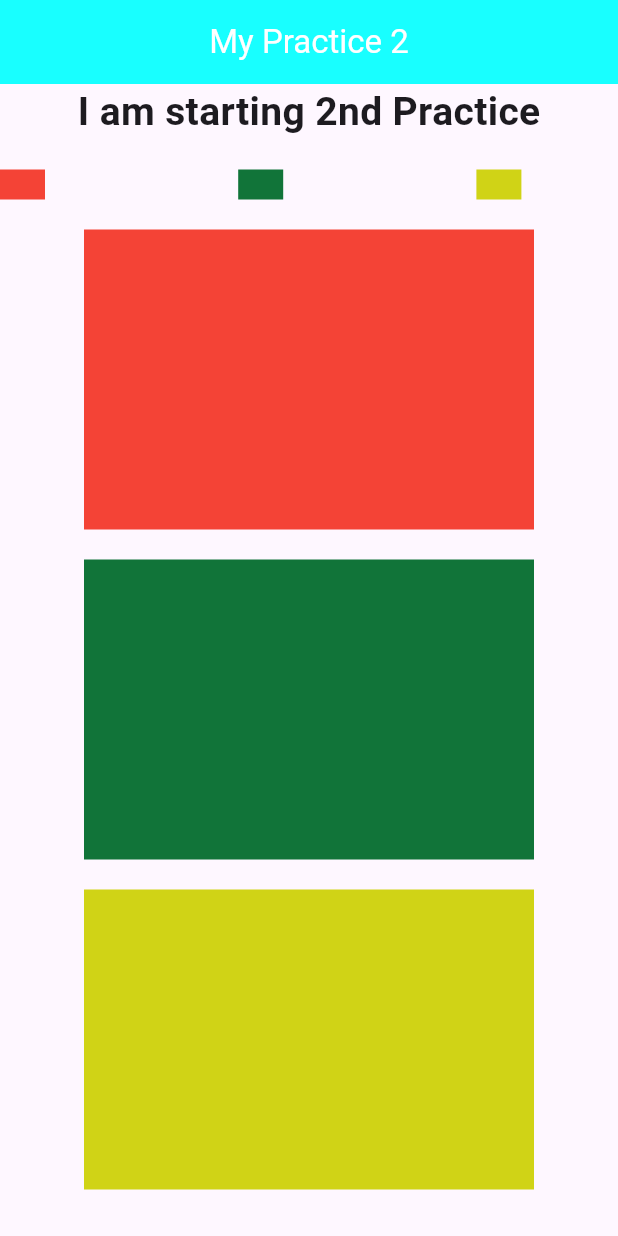
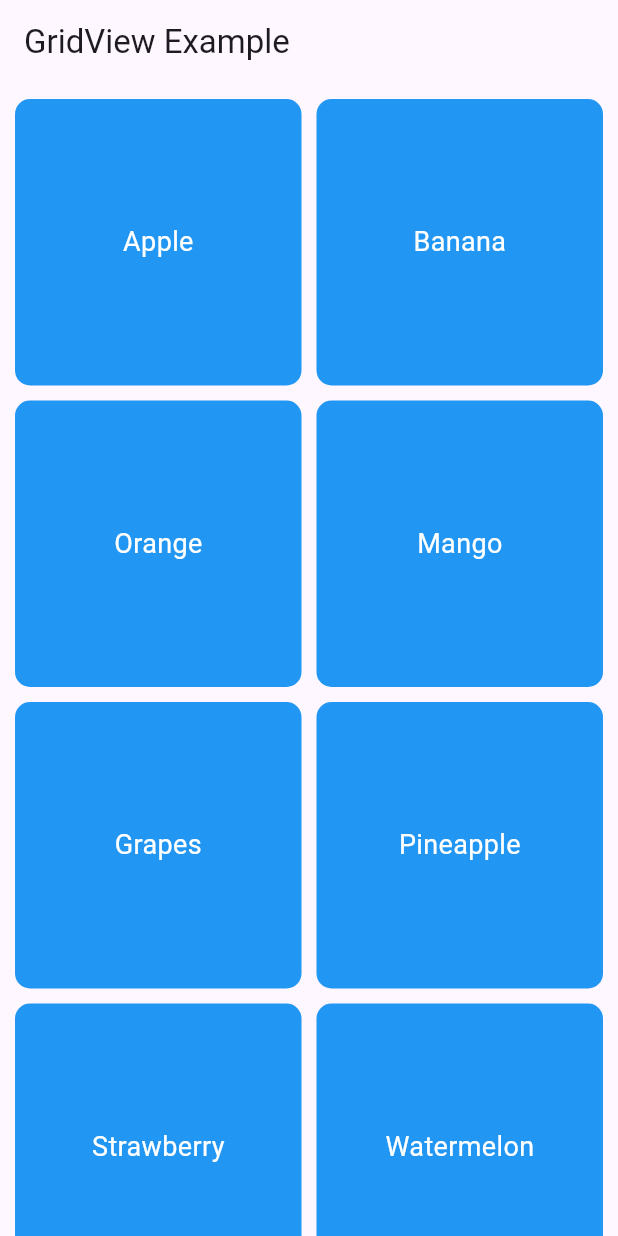
Before and after one commit to aftabuddin007/flutter-practice, a Flutter app: the screen it shows after launch, on a phone screen of 412 x 824 dp. Run offline on Flutter 3.47's test engine with Material 3 defaults, Android fonts, the phone set to English and light mode, and no system bars.

Commit message:
add grid view

```diff
--- /dev/null
+++ b/lib/gridview.dart
@@ -0,0 +1,55 @@
+import 'package:flutter/material.dart';
+
+class GridView12 extends StatelessWidget {
+  const GridView12({super.key});
+
+  @override
+  Widget build(BuildContext context) {
+    final List<String> items = [
+    "Apple",
+    "Banana",
+    "Orange",
+    "Mango",
+    "Grapes",
+    "Pineapple",
+    "Strawberry",
+    "Watermelon"
+  ];
+    return Scaffold(
+      appBar: AppBar(
+        title: Text("GridView Example"),
+      ),
+
+      body: GridView.builder(
+        padding: EdgeInsets.all(10),
+
+        gridDelegate: SliverGridDelegateWithFixedCrossAxisCount(
+          crossAxisCount: 2, // number of columns
+          crossAxisSpacing: 10, // space between columns
+          mainAxisSpacing: 10, // space between rows
+        ),
+
+        itemCount: items.length,
+
+        itemBuilder: (context, index) {
+          return Container(
+            decoration: BoxDecoration(
+              color: Colors.blue,
+              borderRadius: BorderRadius.circular(10),
+            ),
+
+            child: Center(
+              child: Text(
+                items[index],
+                style: TextStyle(
+                  color: Colors.white,
+                  fontSize: 18,
+                ),
+              ),
+            ),
+          );
+        },
+      ),
+    );
+  }
+}
--- a/lib/main.dart
+++ b/lib/main.dart
@@ -1,4 +1,5 @@
 import 'package:flutter/material.dart';
+import 'package:my_app_3/gridview.dart';
 import 'package:my_app_3/practice2.dart';
 
 void main() {
@@ -13,7 +14,9 @@ class MyApp extends StatelessWidget {
     return MaterialApp(
       debugShowCheckedModeBanner: false,
       title: "ListView Example",
-      home: const Practice2(),
+      home: const GridView12(),
+
+      //  Practice2(),
     );
   }
 }
```
